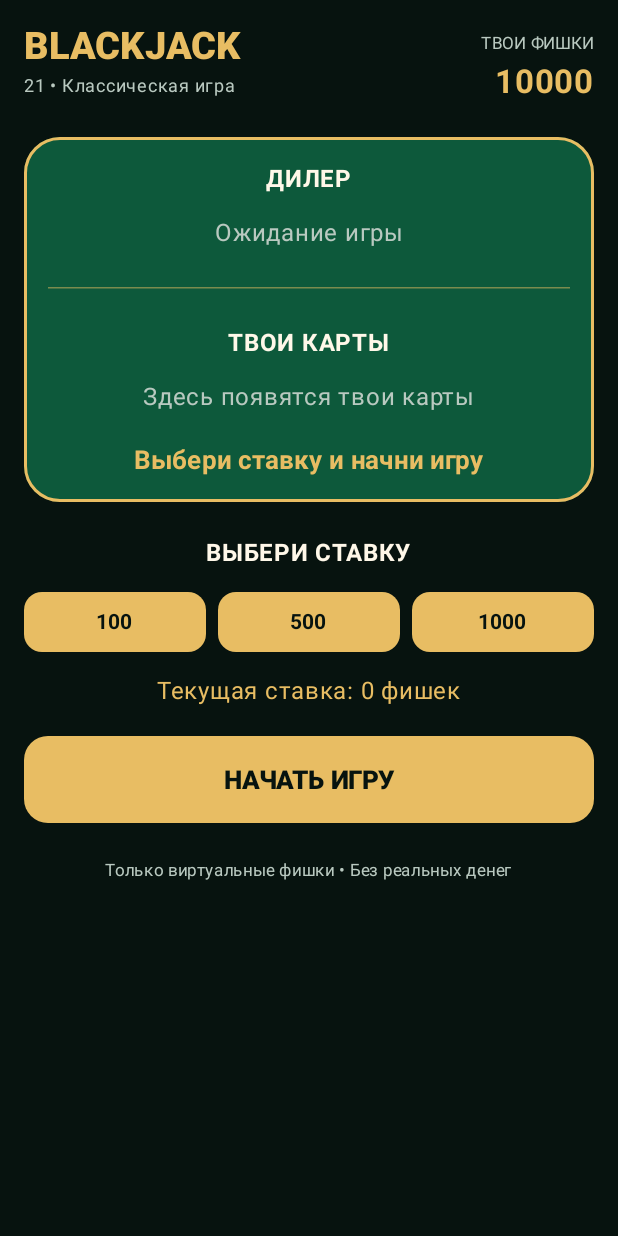
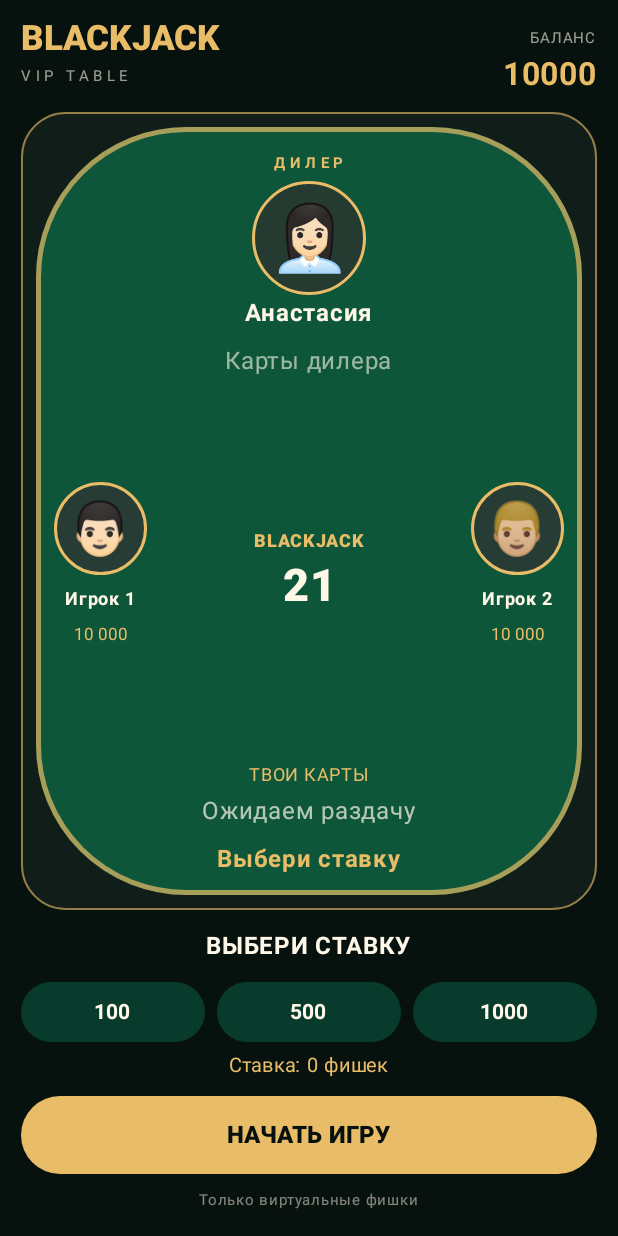
Before and after one commit to flopa9/BluetoothCasino, an Android app built with Jetpack Compose: the screen it shows after launch (MainActivity), on a phone screen of 412 x 824 dp. Run offline under Robolectric (Android 15) with nearby library versions, the phone set to English and light mode, and no system bars.

Commit message:
Update MainActivity.kt

```diff
--- a/app/src/main/java/com/example/bluetoothcasino/MainActivity.kt
+++ b/app/src/main/java/com/example/bluetoothcasino/MainActivity.kt
@@ -4,106 +4,126 @@ package com.example.bluetoothcasino
 import android.os.Bundle
 import androidx.activity.ComponentActivity
 import androidx.activity.compose.setContent
+import androidx.compose.animation.AnimatedVisibility
+import androidx.compose.animation.fadeIn
+import androidx.compose.animation.slideInVertically
+import androidx.compose.animation.core.animateFloatAsState
+import androidx.compose.animation.core.tween
 import androidx.compose.foundation.background
 import androidx.compose.foundation.border
 import androidx.compose.foundation.layout.*
-import androidx.compose.foundation.rememberScrollState
+import androidx.compose.foundation.shape.CircleShape
 import androidx.compose.foundation.shape.RoundedCornerShape
-import androidx.compose.foundation.verticalScroll
 import androidx.compose.material3.*
 import androidx.compose.runtime.*
 import androidx.compose.ui.Alignment
 import androidx.compose.ui.Modifier
+import androidx.compose.ui.draw.clip
 import androidx.compose.ui.graphics.Color
+import androidx.compose.ui.graphics.graphicsLayer
 import androidx.compose.ui.text.font.FontWeight
 import androidx.compose.ui.unit.dp
 import androidx.compose.ui.unit.sp
 
-private val Background = Color(0xFF07130F)
-private val Felt = Color(0xFF0D593B)
-private val Gold = Color(0xFFE8BD63)
-private val Cream = Color(0xFFFFF8E9)
-private val Muted = Color(0xFFB9C9C0)
-private val RedCard = Color(0xFFC83E4D)
+private val Bg = Color(0xFF07110E)
+private val Green = Color(0xFF0D563A)
+private val DarkGreen = Color(0xFF083B2B)
+private val Gold = Color(0xFFE9BD68)
+private val White = Color(0xFFFFF8E9)
+private val Red = Color(0xFFC83E4D)
 
-data class PlayingCard(val rank: String, val suit: String) {
-    val points: Int
-        get() = when (rank) {
-            "A" -> 11
-            "K", "Q", "J" -> 10
-            else -> rank.toInt()
-        }
-
-    val isRed: Boolean
-        get() = suit == "♥" || suit == "♦"
+data class CardData(val rank: String, val suit: String) {
+    val points: Int get() = when (rank) {
+        "A" -> 11
+        "K", "Q", "J" -> 10
+        else -> rank.toInt()
+    }
+    val red: Boolean get() = suit == "♥" || suit == "♦"
 }
 
-private fun newDeck(): List<PlayingCard> =
+private fun makeDeck() =
     listOf("♠", "♥", "♦", "♣").flatMap { suit ->
         listOf("A", "2", "3", "4", "5", "6", "7",
             "8", "9", "10", "J", "Q", "K").map {
-            PlayingCard(it, suit)
+            CardData(it, suit)
         }
     }.shuffled()
 
-private fun handScore(cards: List<PlayingCard>): Int {
-    var score = cards.sumOf { it.points }
+private fun score(cards: List<CardData>): Int {
+    var total = cards.sumOf { it.points }
     var aces = cards.count { it.rank == "A" }
-
-    while (score > 21 && aces > 0) {
-        score -= 10
+    while (total > 21 && aces > 0) {
+        total -= 10
         aces--
     }
-    return score
+    return total
 }
 
 class MainActivity : ComponentActivity() {
     override fun onCreate(savedInstanceState: Bundle?) {
         super.onCreate(savedInstanceState)
-        setContent {
-            MaterialTheme {
-                BlackjackApp()
-            }
-        }
+        setContent { MaterialTheme { CasinoScreen() } }
     }
 }
 
 @Composable
-fun PlayingCardView(card: PlayingCard?, hidden: Boolean = false) {
+fun PlayerAvatar(emoji: String, name: String, chips: String) {
+    Column(horizontalAlignment = Alignment.CenterHorizontally) {
+        Box(
+            modifier = Modifier
+                .size(62.dp)
+                .background(Color(0xFF263C34), CircleShape)
+                .border(2.dp, Gold, CircleShape),
+            contentAlignment = Alignment.Center
+        ) {
+            Text(emoji, fontSize = 34.sp)
+        }
+        Spacer(Modifier.height(4.dp))
+        Text(name, color = White, fontWeight = FontWeight.Bold, fontSize = 12.sp)
+        Text(chips, color = Gold, fontSize = 11.sp)
+    }
+}
+
+@Composable
+fun PlayingCardView(card: CardData, hidden: Boolean = false) {
+    var revealed by remember { mutableStateOf(false) }
+    val flip by animateFloatAsState(
+        targetValue = if (hidden && !revealed) 180f else 0f,
+        animationSpec = tween(450),
+        label = "cardFlip"
+    )
+
     Box(
         modifier = Modifier
-            .width(59.dp)
-            .height(84.dp)
+            .width(53.dp)
+            .height(76.dp)
+            .graphicsLayer { rotationY = flip }
             .background(
-                if (hidden) Color(0xFF174B39) else Cream,
-                RoundedCornerShape(8.dp)
+                if (hidden && !revealed) DarkGreen else White,
+                RoundedCornerShape(7.dp)
             )
-            .border(
-                1.dp,
-                if (hidden) Gold else Color.LightGray,
-                RoundedCornerShape(8.dp)
-            )
-            .padding(5.dp),
+            .border(1.dp, Gold, RoundedCornerShape(7.dp))
+            .padding(4.dp),
         contentAlignment = Alignment.Center
     ) {
-        if (hidden || card == null) {
-            Text("★", color = Gold, fontSize = 28.sp)
+        if (hidden && !revealed) {
+            Text("♠", color = Gold, fontSize = 27.sp)
         } else {
-            val cardColor = if (card.isRed) RedCard else Color(0xFF17251F)
+            val color = if (card.red) Red else Color(0xFF17251F)
             Column(
                 modifier = Modifier.fillMaxSize(),
                 verticalArrangement = Arrangement.SpaceBetween
             ) {
                 Text(
                     "${card.rank}${card.suit}",
-                    color = cardColor,
-                    fontWeight = FontWeight.Bold,
-                    fontSize = 17.sp
+                    color = color,
+                    fontSize = 15.sp,
+                    fontWeight = FontWeight.Black
                 )
                 Text(
                     card.suit,
-                    color = cardColor,
-                    fontSize = 27.sp,
+                    color = color,
+                    fontSize = 24.sp,
                     modifier = Modifier.align(Alignment.CenterHorizontally)
                 )
             }
@@ -112,53 +132,58 @@ fun PlayingCardView(card: PlayingCard?, hidden: Boolean = false) {
 }
 
 @Composable
-fun HandRow(cards: List<PlayingCard>, hideSecond: Boolean = false) {
+fun AnimatedHand(cards: List<CardData>, hideSecond: Boolean = false) {
     Row(
-        horizontalArrangement = Arrangement.spacedBy(7.dp),
+        horizontalArrangement = Arrangement.spacedBy((-8).dp),
         verticalAlignment = Alignment.CenterVertically
     ) {
         cards.forEachIndexed { index, card ->
-            PlayingCardView(
-                card = card,
-                hidden = hideSecond && index == 1
-            )
+            AnimatedVisibility(
+                visible = true,
+                enter = fadeIn(tween(400)) +
+                    slideInVertically(
+                        initialOffsetY = { it / 2 },
+                        animationSpec = tween(450)
+                    )
+            ) {
+                PlayingCardView(card, hideSecond && index == 1)
+            }
         }
     }
 }
 
 @Composable
-fun BlackjackApp() {
+fun CasinoScreen() {
     var balance by remember { mutableIntStateOf(10000) }
     var bet by remember { mutableIntStateOf(0) }
-    var deck by remember { mutableStateOf(newDeck()) }
-    var playerCards by remember { mutableStateOf(emptyList<PlayingCard>()) }
-    var dealerCards by remember { mutableStateOf(emptyList<PlayingCard>()) }
+    var deck by remember { mutableStateOf(makeDeck()) }
+    var playerCards by remember { mutableStateOf(emptyList<CardData>()) }
+    var dealerCards by remember { mutableStateOf(emptyList<CardData>()) }
     var started by remember { mutableStateOf(false) }
     var finished by remember { mutableStateOf(false) }
-    var message by remember { mutableStateOf("Выбери ставку и начни игру") }
+    var message by remember { mutableStateOf("Выбери ставку") }
 
-    val playerScore = handScore(playerCards)
-    val dealerScore = handScore(dealerCards)
+    val playerScore = score(playerCards)
+    val dealerScore = score(dealerCards)
 
-    fun drawCard(): PlayingCard {
-        if (deck.isEmpty()) deck = newDeck()
+    fun draw(): CardData {
+        if (deck.isEmpty()) deck = makeDeck()
         val card = deck.first()
         deck = deck.drop(1)
         return card
     }
 
-    fun finishRound() {
-        while (handScore(dealerCards) < 17) {
-            dealerCards = dealerCards + drawCard()
+    fun finish() {
+        while (score(dealerCards) < 17) {
+            dealerCards = dealerCards + draw()
         }
-
-        val p = handScore(playerCards)
-        val d = handScore(dealerCards)
+        val p = score(playerCards)
+        val d = score(dealerCards)
 
         message = when {
-            p > 21 -> "Перебор! Дилер победил"
-            d > 21 -> "Дилер перебрал! Ты выиграл"
-            p > d -> "Ты выиграл!"
+            p > 21 -> "Перебор!"
+            d > 21 -> "Ты выиграл!"
+            p > d -> "Победа!"
             p < d -> "Дилер победил"
             else -> "Ничья!"
         }
@@ -168,48 +193,42 @@ fun BlackjackApp() {
             d > 21 || p > d -> balance += bet * 2
             p == d -> balance += bet
         }
-
         finished = true
     }
 
-    fun startRound() {
+    fun start() {
         if (bet <= 0) {
             message = "Сначала выбери ставку"
             return
         }
         if (bet > balance) {
-            message = "Недостаточно фишек"
+            message = "Не хватает фишек"
             return
         }
-
         balance -= bet
-        deck = newDeck()
-        playerCards = listOf(drawCard(), drawCard())
-        dealerCards = listOf(drawCard(), drawCard())
+        deck = makeDeck()
+        playerCards = listOf(draw(), draw())
+        dealerCards = listOf(draw(), draw())
         started = true
         finished = false
-        message = "Твой ход!"
+        message = "Твой ход"
     }
 
     fun hit() {
         if (!started || finished) return
-        playerCards = playerCards + drawCard()
-        if (handScore(playerCards) >= 21) {
-            finishRound()
-        }
+        playerCards = playerCards + draw()
+        if (score(playerCards) >= 21) finish()
     }
 
     fun stand() {
-        if (!started || finished) return
-        finishRound()
+        if (started && !finished) finish()
     }
 
     Column(
         modifier = Modifier
             .fillMaxSize()
-            .background(Background)
-            .verticalScroll(rememberScrollState())
-            .padding(16.dp),
+            .background(Bg)
+            .padding(horizontal = 14.dp, vertical = 12.dp),
         horizontalAlignment = Alignment.CenterHorizontally
     ) {
         Row(
@@ -218,106 +237,110 @@ fun BlackjackApp() {
             verticalAlignment = Alignment.CenterVertically
         ) {
             Column {
-                Text(
-                    "BLACKJACK",
-                    color = Gold,
-                    fontSize = 25.sp,
-                    fontWeight = FontWeight.Black
-                )
-                Text("21 • Классическая игра", color = Muted, fontSize = 12.sp)
+                Text("BLACKJACK", color = Gold, fontSize = 23.sp,
+                    fontWeight = FontWeight.Black)
+                Text("VIP TABLE", color = White.copy(alpha = 0.6f),
+                    fontSize = 10.sp, letterSpacing = 3.sp)
             }
-
             Column(horizontalAlignment = Alignment.End) {
-                Text("ТВОИ ФИШКИ", color = Muted, fontSize = 11.sp)
-                Text(
-                    balance.toString(),
-                    color = Gold,
-                    fontSize = 22.sp,
-                    fontWeight = FontWeight.Bold
-                )
+                Text("БАЛАНС", color = White.copy(alpha = 0.6f), fontSize = 10.sp)
+                Text("$balance", color = Gold, fontSize = 21.sp,
+                    fontWeight = FontWeight.Bold)
             }
         }
 
-        Spacer(Modifier.height(22.dp))
+        Spacer(Modifier.height(12.dp))
 
         Box(
             modifier = Modifier
                 .fillMaxWidth()
-                .background(Felt, RoundedCornerShape(24.dp))
-                .border(2.dp, Gold, RoundedCornerShape(24.dp))
-                .padding(16.dp)
+                .weight(1f)
+                .background(
+                    Color(0xFF111D18),
+                    RoundedCornerShape(30.dp)
+                )
+                .border(1.dp, Gold.copy(alpha = 0.6f), RoundedCornerShape(30.dp))
+                .padding(10.dp)
         ) {
-            Column(horizontalAlignment = Alignment.CenterHorizontally) {
-                Text(
-                    "ДИЛЕР",
-                    color = Cream,
-                    fontWeight = FontWeight.Bold,
-                    fontSize = 16.sp
-                )
+            Column(
+                modifier = Modifier
+                    .fillMaxSize()
+                    .background(Green, RoundedCornerShape(100.dp))
+                    .border(3.dp, Gold.copy(alpha = 0.7f), RoundedCornerShape(100.dp))
+                    .padding(12.dp),
+                horizontalAlignment = Alignment.CenterHorizontally
+            ) {
+                Text("ДИЛЕР", color = Gold, fontSize = 10.sp,
+                    letterSpacing = 3.sp, fontWeight = FontWeight.Bold)
 
-                Spacer(Modifier.height(12.dp))
+                Box(
+                    modifier = Modifier
+                        .size(76.dp)
+                        .background(Color(0xFF253A31), CircleShape)
+                        .border(2.dp, Gold, CircleShape),
+                    contentAlignment = Alignment.Center
+                ) {
+                    Text("👩🏻‍💼", fontSize = 43.sp)
+                }
+
+                Text("Анастасия", color = White, fontWeight = FontWeight.Bold)
+                Spacer(Modifier.height(8.dp))
 
                 if (dealerCards.isEmpty()) {
-                    Text("Ожидание игры", color = Muted)
+                    Text("Карты дилера", color = White.copy(alpha = 0.6f))
                 } else {
-                    HandRow(
+                    AnimatedHand(
                         dealerCards,
                         hideSecond = started && !finished
                     )
-                    Spacer(Modifier.height(6.dp))
                     Text(
                         if (started && !finished)
                             "Очки: ${dealerCards.first().points}"
                         else "Очки: $dealerScore",
-                        color = Cream
+                        color = White,
+                        fontSize = 12.sp
                     )
                 }
 
-                Spacer(Modifier.height(24.dp))
-                HorizontalDivider(color = Gold.copy(alpha = 0.5f))
-                Spacer(Modifier.height(24.dp))
+                Spacer(Modifier.weight(1f))
 
-                Text(
-                    "ТВОИ КАРТЫ",
-                    color = Cream,
-                    fontWeight = FontWeight.Bold,
-                    fontSize = 16.sp
-                )
+                Row(
+                    modifier = Modifier.fillMaxWidth(),
+                    horizontalArrangement = Arrangement.SpaceBetween,
+                    verticalAlignment = Alignment.CenterVertically
+                ) {
+                    PlayerAvatar("👨🏻", "Игрок 1", "10 000")
+                    Column(horizontalAlignment = Alignment.CenterHorizontally) {
+                        Text("BLACKJACK", color = Gold, fontSize = 12.sp,
+                            fontWeight = FontWeight.Black)
+                        Text("21", color = White, fontSize = 30.sp,
+                            fontWeight = FontWeight.Black)
+                    }
+                    PlayerAvatar("👨🏼", "Игрок 2", "10 000")
+                }
 
-                Spacer(Modifier.height(12.dp))
+                Spacer(Modifier.weight(1f))
 
                 if (playerCards.isEmpty()) {
-                    Text("Здесь появятся твои карты", color = Muted)
+                    Text("ТВОИ КАРТЫ", color = Gold, fontSize = 12.sp)
+                    Text("Ожидаем раздачу", color = White.copy(alpha = 0.7f))
                 } else {
-                    HandRow(playerCards)
-                    Spacer(Modifier.height(6.dp))
-                    Text(
-                        "Очки: $playerScore",
-                        color = Cream,
-                        fontWeight = FontWeight.Bold
-                    )
+                    AnimatedHand(playerCards)
+                    Text("Твои очки: $playerScore", color = White,
+                        fontWeight = FontWeight.Bold)
                 }
 
-                Spacer(Modifier.height(18.dp))
-
-                Text(
-                    message,
-                    color = Gold,
-                    fontSize = 17.sp,
-                    fontWeight = FontWeight.Bold
-                )
+                Spacer(Modifier.height(8.dp))
+                Text(message, color = Gold, fontWeight = FontWeight.Bold,
+                    fontSize = 16.sp)
             }
         }
 
-        Spacer(Modifier.height(22.dp))
+        Spacer(Modifier.height(12.dp))
 
-        Text(
-            "ВЫБЕРИ СТАВКУ",
-            color = Cream,
-            fontWeight = FontWeight.Bold
-        )
+        Text("ВЫБЕРИ СТАВКУ", color = White, fontWeight = FontWeight.Bold)
 
-        Spacer(Modifier.height(10.dp))
+        Spacer(Modifier.height(8.dp))
 
         Row(
             modifier = Modifier.fillMaxWidth(),
@@ -325,33 +348,22 @@ fun BlackjackApp() {
         ) {
             listOf(100, 500, 1000).forEach { amount ->
                 Button(
-                    onClick = {
-                        if (!started && balance >= amount) {
-                            bet = amount
-                        }
-                    },
+                    onClick = { if (!started && balance >= amount) bet = amount },
                     enabled = !started && balance >= amount,
                     modifier = Modifier.weight(1f),
                     colors = ButtonDefaults.buttonColors(
-                        containerColor = Gold,
-                        contentColor = Background
-                    ),
-                    shape = RoundedCornerShape(12.dp)
+                        containerColor = if (bet == amount) Gold else DarkGreen,
+                        contentColor = White
+                    )
                 ) {
-                    Text(amount.toString(), fontWeight = FontWeight.Bold)
+                    Text("$amount", fontWeight = FontWeight.Bold)
                 }
             }
         }
 
-        Spacer(Modifier.height(10.dp))
+        Text("Ставка: $bet фишек", color = Gold, fontSize = 13.sp)
 
-        Text(
-            "Текущая ставка: $bet фишек",
-            color = Gold,
-            fontSize = 16.sp
-        )
-
-        Spacer(Modifier.height(18.dp))
+        Spacer(Modifier.height(8.dp))
 
         if (!started || finished) {
             Button(
@@ -362,67 +374,44 @@ fun BlackjackApp() {
                         playerCards = emptyList()
                         dealerCards = emptyList()
                         bet = 0
-                        message = "Выбери ставку и начни игру"
-                    } else {
-                        startRound()
-                    }
+                        message = "Выбери ставку"
+                    } else start()
                 },
-                modifier = Modifier
-                    .fillMaxWidth()
-                    .height(58.dp),
+                modifier = Modifier.fillMaxWidth().height(52.dp),
                 colors = ButtonDefaults.buttonColors(
                     containerColor = Gold,
-                    contentColor = Background
-                ),
-                shape = RoundedCornerShape(16.dp)
+                    contentColor = Bg
+                )
             ) {
                 Text(
                     if (finished) "СЛЕДУЮЩИЙ РАУНД" else "НАЧАТЬ ИГРУ",
                     fontWeight = FontWeight.Black,
-                    fontSize = 17.sp
+                    fontSize = 16.sp
                 )
             }
         } else {
-            Row(
-                modifier = Modifier.fillMaxWidth(),
-                horizontalArrangement = Arrangement.spacedBy(10.dp)
-            ) {
+            Row(horizontalArrangement = Arrangement.spacedBy(10.dp)) {
                 Button(
                     onClick = { hit() },
-                    modifier = Modifier
-                        .weight(1f)
-                        .height(58.dp),
-                    colors = ButtonDefaults.buttonColors(
-                        containerColor = Gold,
-                        contentColor = Background
-                    ),
-                    shape = RoundedCornerShape(14.dp)
+                    modifier = Modifier.weight(1f).height(52.dp),
+                    colors = ButtonDefaults.buttonColors(containerColor = Gold,
+                        contentColor = Bg)
                 ) {
                     Text("ЕЩЁ КАРТУ", fontWeight = FontWeight.Bold)
                 }
-
                 Button(
                     onClick = { stand() },
-                    modifier = Modifier
-                        .weight(1f)
-                        .height(58.dp),
-                    colors = ButtonDefaults.buttonColors(
-                        containerColor = Color(0xFF244C3D),
-                        contentColor = Cream
-                    ),
-                    shape = RoundedCornerShape(14.dp)
+                    modifier = Modifier.weight(1f).height(52.dp),
+                    colors = ButtonDefaults.buttonColors(containerColor = DarkGreen,
+                        contentColor = White)
                 ) {
                     Text("СТОП", fontWeight = FontWeight.Bold)
                 }
             }
         }
 
-        Spacer(Modifier.height(20.dp))
-
-        Text(
-            "Только виртуальные фишки • Без реальных денег",
-            color = Muted,
-            fontSize = 11.sp
-        )
+        Spacer(Modifier.height(5.dp))
+        Text("Только виртуальные фишки", color = White.copy(alpha = 0.5f),
+            fontSize = 10.sp)
     }
 }
```
